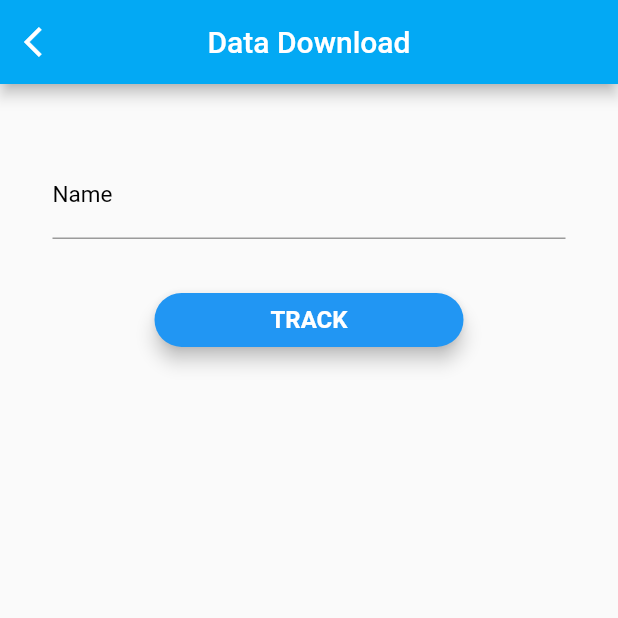
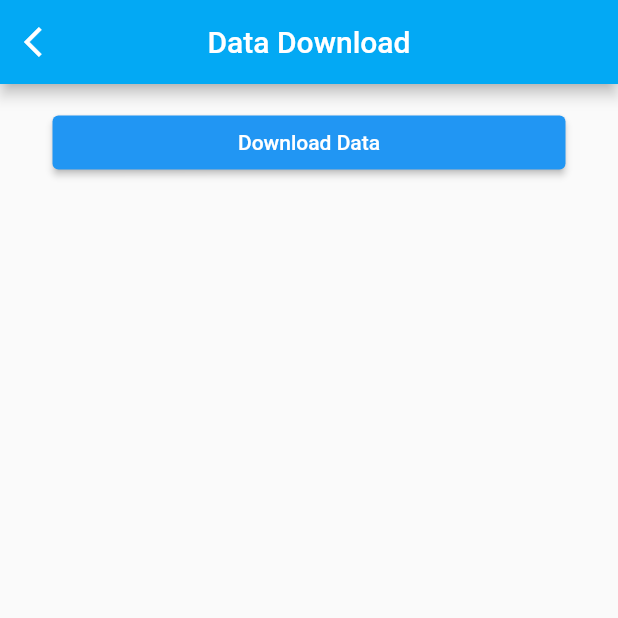
Before and after one commit to nmunyengwa2019/satellitePath, a Flutter app: the DownloadDataScreen screen opened directly, on a phone screen of 412 x 824 dp, the top half of it. Run offline on Flutter 3.47's test engine with Material 2 defaults, Android fonts, the phone set to English and light mode, and no system bars; our stand-ins replace dio, google_maps_flutter; missing offline and left inert: sgp4_sdp4.

```diff
--- a/lib/api/download_data.dart
+++ b/lib/api/download_data.dart
@@ -1,7 +1,6 @@
 import 'package:flutter/material.dart';
-import 'package:sat_tracker/widgets/form_widgets.dart';
+//import 'package:sat_tracker/widgets/form_widgets.dart';
 import 'package:dio/dio.dart';
-
 
 class DownloadDataScreen extends StatelessWidget {
   const DownloadDataScreen({Key? key}) : super(key: key);
@@ -29,24 +28,23 @@ class DownloadDataScreen extends StatelessWidget {
                     margin: const EdgeInsets.only(left: 20, right: 20),
                     child: ListView(
                       children: [
-                        Container(
-                            margin: const EdgeInsets.only(top: 30),
-                            child: const NameField()),
-                        Container(
-                            margin: const EdgeInsets.only(top: 30),
-                            child: SubmitBtn(formKey: formKey))
+                        ElevatedButton(
+                            onPressed: (){
+                              getHTTP();
+                            },
+                            child: const Text("Download Data",
+                            style: TextStyle(color: Colors.white)),
+                        ),
                       ],
                     )))));
   }
 }
 
-
-
 void getHTTP() async
 {
   try
   {
-    var response = await Dio().get("");
+    var response = await Dio().get("https://www.space-track.org/basicspacedata/query/class/gp/EPOCH/%3Enow-30/orderby/NORAD_CAT_ID,EPOCH/format/3le");
     print(response);
   } catch(e)
   {
--- a/pubspec.yaml
+++ b/pubspec.yaml
@@ -37,7 +37,9 @@ dependencies:
   google_maps_flutter: ^2.1.8
   sgp4_sdp4: ^0.1.0
   orbit: ^0.0.2
+  retrofit: any
   dio: ^4.0.6
+  json_annotation: any
 
 
 dev_dependencies:
```
Also changed, not shown: lib/main.dart (+3 -4 lines), lib/screens/form_results_widgets.dart (+4 -9 lines), pubspec.lock.
